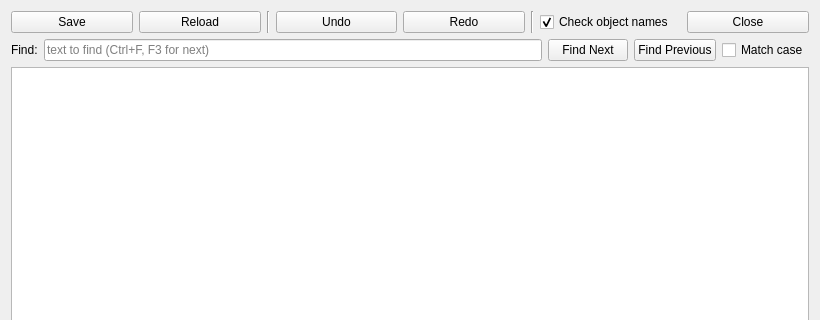
Qt form GeneralsMD/Code/Tools/WorldBuilder/qt/panels/WBQtMapIniEditorDialog.ui (triatomic/worldbuilderQT) before a commit; both pictures show x 0 to 820 and y 0 to 320 of the 820 by 620 pixel window.
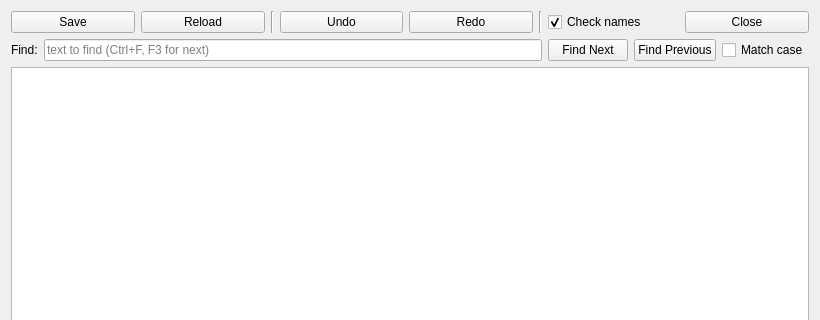
The same form after that commit.

Commit message: Map.ini editor: check upgrades, sciences, command sets and sides

```diff
--- a/GeneralsMD/Code/Tools/WorldBuilder/qt/panels/WBQtMapIniEditorDialog.ui
+++ b/GeneralsMD/Code/Tools/WorldBuilder/qt/panels/WBQtMapIniEditorDialog.ui
@@ -79,7 +79,7 @@
      <item>
       <widget class="QCheckBox" name="checkNamesBox">
        <property name="text">
-        <string>Check object names</string>
+        <string>Check names</string>
        </property>
        <property name="toolTip">
         <string>Underline object names the game data does not define. Right-click one for suggested replacements.</string>
```
Left out of the diff: 2 changed lines with no effect on the pictures. The commit also changes 4 other files.
